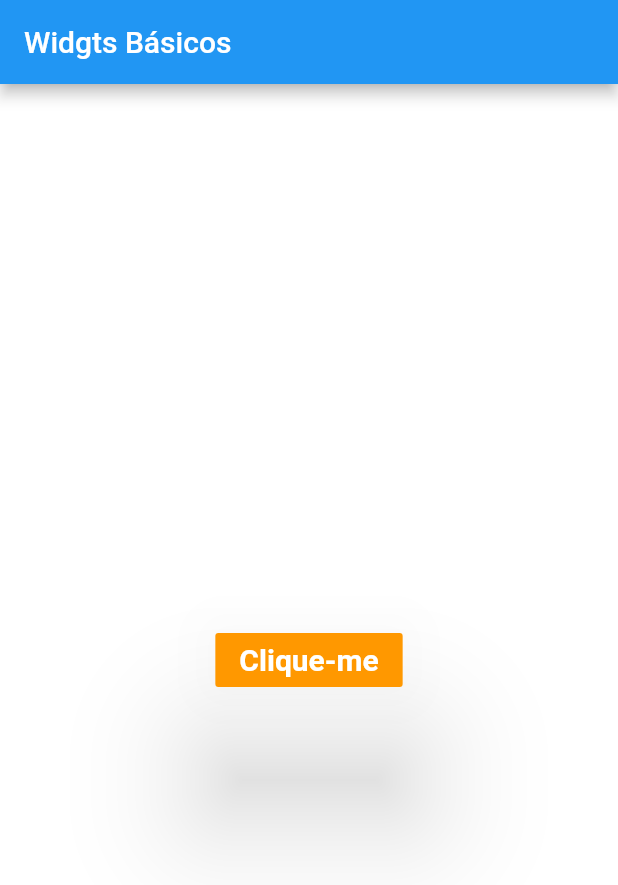
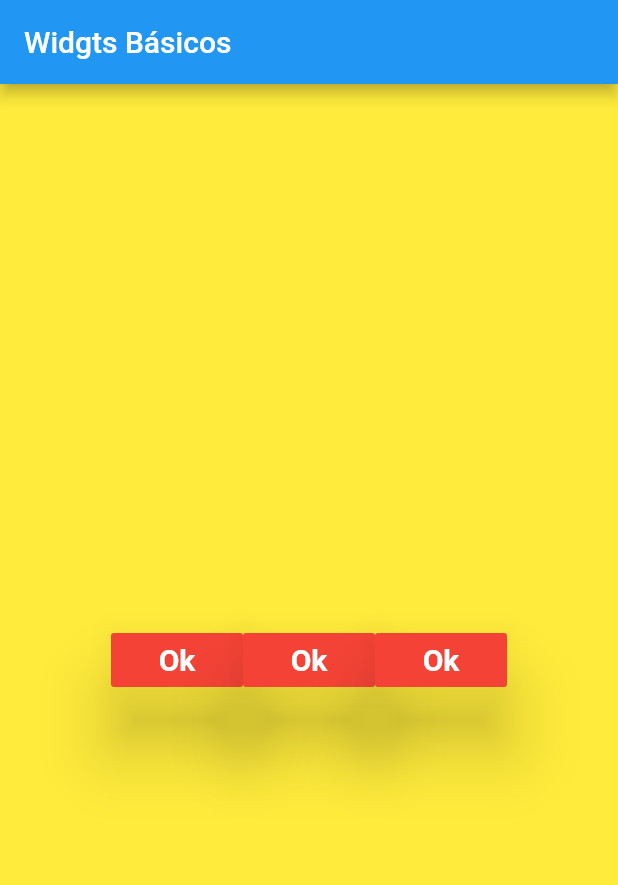
Before and after one commit to PaivaJudson/widget_scaffold, a Flutter app: the screen it shows after launch, on a phone screen of 412 x 824 dp. Shown: the top 885 px of the screen. Run offline on Flutter 3.47's test engine with Material 2 defaults, Android fonts, the phone set to English and light mode, and no system bars.

Commit message:
widget column e Row

```diff
--- a/lib/main.dart
+++ b/lib/main.dart
@@ -1,4 +1,5 @@
 import 'package:flutter/material.dart';
+import 'package:hello_world/widget_raisedButton.dart';
 import 'package:hello_world/widget_scaffold.dart';
 import 'package:hello_world/widget_text.dart';
 
@@ -26,31 +27,24 @@ class WidgetsBasicos extends StatelessWidget {
         title: const Text("Widgts Básicos"),
       ),
       body: Container(
-        color: Colors.white,
-        child: widgetButton(),
+        height: double.infinity,
+        color: Colors.yellow,
+        child: widgetRowColumn(),
       ),
     );
   }
 
-  widgetButton() {
-    // ignore: deprecated_member_use
-    return Center(
-      child: RaisedButton(
-        color: Colors.orange,
-        elevation: 40.0,
-        textColor: Colors.white,
-        child: Text("Clique-me",
-        style: TextStyle(
-          fontWeight: FontWeight.bold,
-          fontSize: 20.0,
-        ),),
-        onPressed: () => exibirTexto("Pressionado"),
-      ),
+  widgetRowColumn() {
+    return Row(
+      mainAxisAlignment: MainAxisAlignment.center,
+      crossAxisAlignment: CrossAxisAlignment.center,
+      children: [
+        widgetButton(),
+        widgetButton(),
+        widgetButton()
+      ],
     );
   }
 
 
-  void exibirTexto(String msg) {
-    print(msg);
-  }
 }
--- /dev/null
+++ b/lib/widget_raisedButton.dart
@@ -0,0 +1,21 @@
+import 'package:flutter/material.dart';
+
+widgetButton() {
+    // ignore: deprecated_member_use
+    return RaisedButton(
+      color: Colors.red,
+      elevation: 20.0,
+      textColor: Colors.white,
+      child: Text("Ok",
+      style: TextStyle(
+        fontWeight: FontWeight.bold,
+        fontSize: 20.0,
+      ),),
+      onPressed: () => exibirTexto("Pressionado"),
+    );
+  }
+
+
+  void exibirTexto(String msg) {
+    print(msg);
+  }
```
